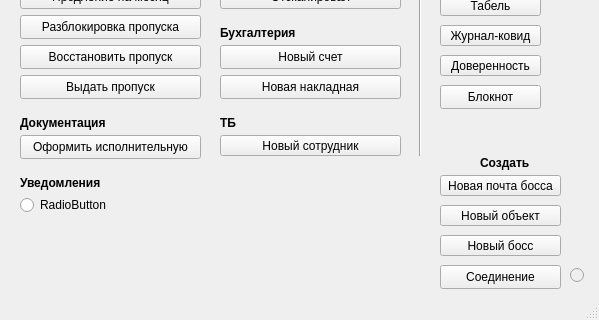
Before: the Qt Designer form my_helper/notebook/designer_ui/main_menu.ui in SmolPO/vertical, drawn with Qt 5; both pictures show x 0 to 599 and y 194 to 514 of the 599 by 514 pixel window.
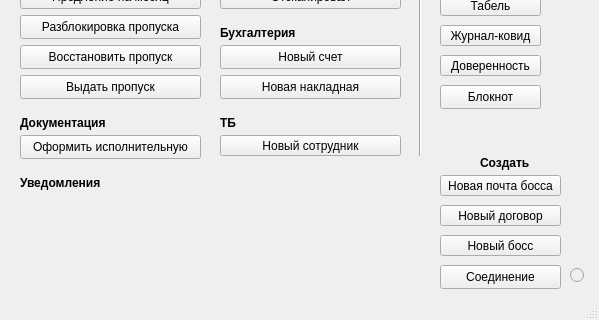
After: the same form once the commit is applied.

```diff
--- a/my_helper/notebook/designer_ui/main_menu.ui
+++ b/my_helper/notebook/designer_ui/main_menu.ui
@@ -102,7 +102,7 @@
      </rect>
     </property>
     <property name="text">
-     <string>Новый объект</string>
+     <string>Новый договор</string>
     </property>
    </widget>
    <widget class="QPushButton" name="b_new_person">
@@ -288,13 +288,6 @@
      <property name="sizeConstraint">
       <enum>QLayout::SetMaximumSize</enum>
      </property>
-     <item>
-      <widget class="QRadioButton" name="radioButton">
-       <property name="text">
-        <string>RadioButton</string>
-       </property>
-      </widget>
-     </item>
     </layout>
    </widget>
    <widget class="QPushButton" name="b_pass_unlock">
```
